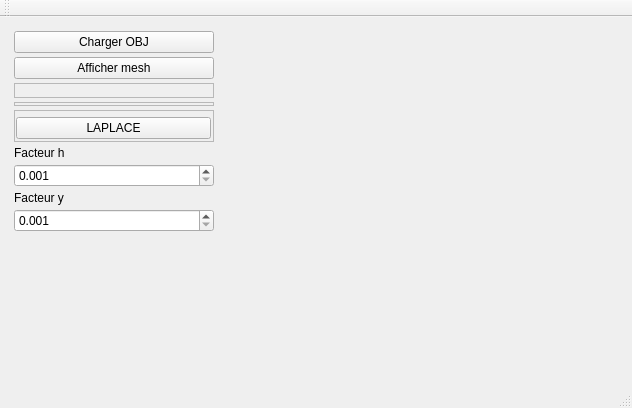
First picture: the form in starterLight/mainwindow.ui, repository ME220397/Lissage-de-surfaces, before the edit.
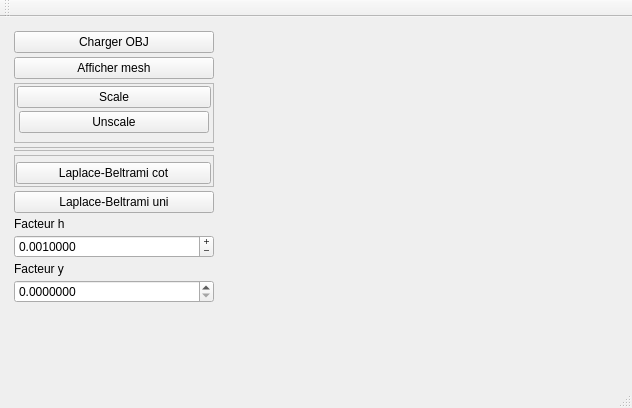
Second picture: the form after the edit. Custom widgets are drawn as their Qt base class.

Commit message: laplace_beltrami cot et uniforme implementé

What changed in the file:
```diff
--- a/starterLight/mainwindow.ui
+++ b/starterLight/mainwindow.ui
@@ -89,6 +89,13 @@
           <property name="bottomMargin">
            <number>2</number>
           </property>
+          <item>
+           <widget class="QPushButton" name="scale">
+            <property name="text">
+             <string>Scale</string>
+            </property>
+           </widget>
+          </item>
           <item>
            <widget class="QWidget" name="widget_4" native="true">
             <layout class="QHBoxLayout" name="horizontalLayout_2">
@@ -107,6 +114,13 @@
              <property name="bottomMargin">
               <number>2</number>
              </property>
+             <item>
+              <widget class="QPushButton" name="Unscale">
+               <property name="text">
+                <string>Unscale</string>
+               </property>
+              </widget>
+             </item>
             </layout>
            </widget>
           </item>
@@ -215,13 +229,20 @@
           <item>
            <widget class="QPushButton" name="operateur">
             <property name="text">
-             <string>LAPLACE</string>
+             <string>Laplace-Beltrami cot</string>
             </property>
            </widget>
           </item>
          </layout>
         </widget>
        </item>
+       <item>
+        <widget class="QPushButton" name="pushButton_2">
+         <property name="text">
+          <string>Laplace-Beltrami uni</string>
+         </property>
+        </widget>
+       </item>
        <item>
         <widget class="QLabel" name="label">
          <property name="text">
@@ -231,11 +252,17 @@
        </item>
        <item>
         <widget class="QDoubleSpinBox" name="doubleSpinBox">
+         <property name="wrapping">
+          <bool>false</bool>
+         </property>
+         <property name="buttonSymbols">
+          <enum>QAbstractSpinBox::PlusMinus</enum>
+         </property>
          <property name="decimals">
-          <number>3</number>
+          <number>7</number>
          </property>
          <property name="minimum">
-          <double>0.001000000000000</double>
+          <double>0.000000000000000</double>
          </property>
          <property name="singleStep">
           <double>0.001000000000000</double>
@@ -255,10 +282,10 @@
        <item>
         <widget class="QDoubleSpinBox" name="doubleSpinBox_2">
          <property name="decimals">
-          <number>3</number>
+          <number>7</number>
          </property>
          <property name="minimum">
-          <double>0.001000000000000</double>
+          <double>0.000000000000000</double>
          </property>
          <property name="singleStep">
           <double>0.001000000000000</double>
```
Left out of the diff: 4 changed lines with no effect on the pictures. The commit also changes 113 other files.
